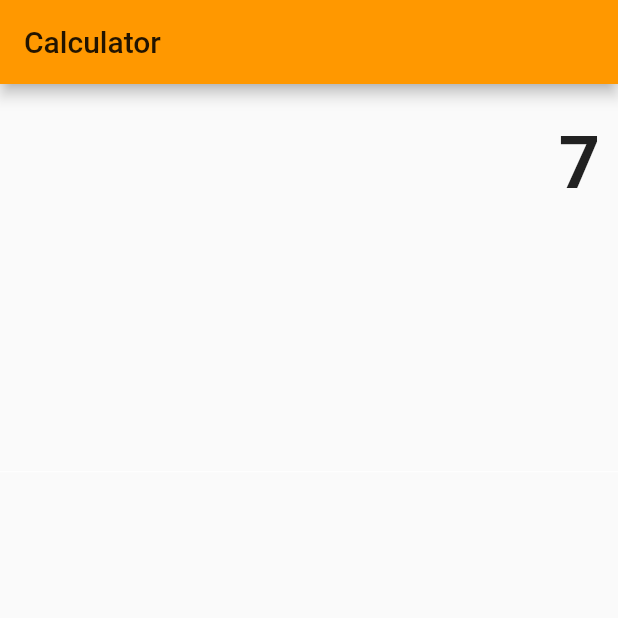
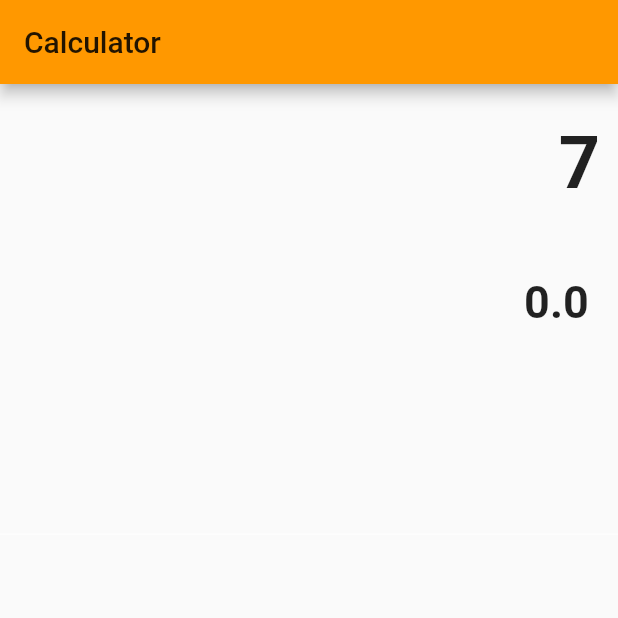
Before and after one commit to z35ali/calculator_app, a Flutter app: the screen it shows after launch, after a tap on an icon or button, on a phone screen of 412 x 824 dp, the top half of it. Run offline on Flutter 3.47's test engine with Material 2 defaults, Android fonts, the phone set to English and light mode, and no system bars.

Commit message:
Fix negative sign bug

```diff
--- a/lib/main.dart
+++ b/lib/main.dart
@@ -74,7 +74,6 @@ class _MyHomePageState extends State<MyHomePage> {
         _output += "-";
       }else {
         _output = (double.parse(_output) * -1).toString();
-        num1 = double.parse(_output);
       }
 
 
@@ -88,7 +87,11 @@ class _MyHomePageState extends State<MyHomePage> {
       }else {
         operand = buttonText;
         nextNum = true;
+
       }
+
+
+
 
 
     }else if (buttonText == "."){
@@ -120,10 +123,11 @@ class _MyHomePageState extends State<MyHomePage> {
       if (operand == "/"){
         _output = (num1 / num2).toString();
       }
-      num1 = 0.0;
+      num1 = double.parse(_output);
       num2 = 0.0;
       operand = "";
       firstOperand = operand;
+
 
 
 
@@ -131,12 +135,12 @@ class _MyHomePageState extends State<MyHomePage> {
 
       if (nextNum){
         _output = "";
+
         _output = _output + buttonText;
         nextNum = false;
 
       }else{
         _output = _output + buttonText;
-
 
       }
 
@@ -147,7 +151,11 @@ class _MyHomePageState extends State<MyHomePage> {
 
     setState(() {
 
-      output = _output;
+      if (_output.length > 20) {
+        output = _output.substring(0, 20);
+      }else{
+        output = _output;
+      }
 
     });
 
@@ -239,7 +247,16 @@ class _MyHomePageState extends State<MyHomePage> {
               fontSize: 48.0,
               fontWeight: FontWeight.bold
           ))),
-
+      new Container(
+          alignment: Alignment.centerRight ,
+          padding: new EdgeInsets.symmetric(
+              vertical: 24.0,
+              horizontal: 12.0
+          ),
+          child: new Text(num1.toString() + " " + operand, style: new TextStyle(
+              fontSize: 30.0,
+              fontWeight: FontWeight.bold
+          ))),
           new Expanded(child: new Divider(
               color: Colors.white
           ),
```
